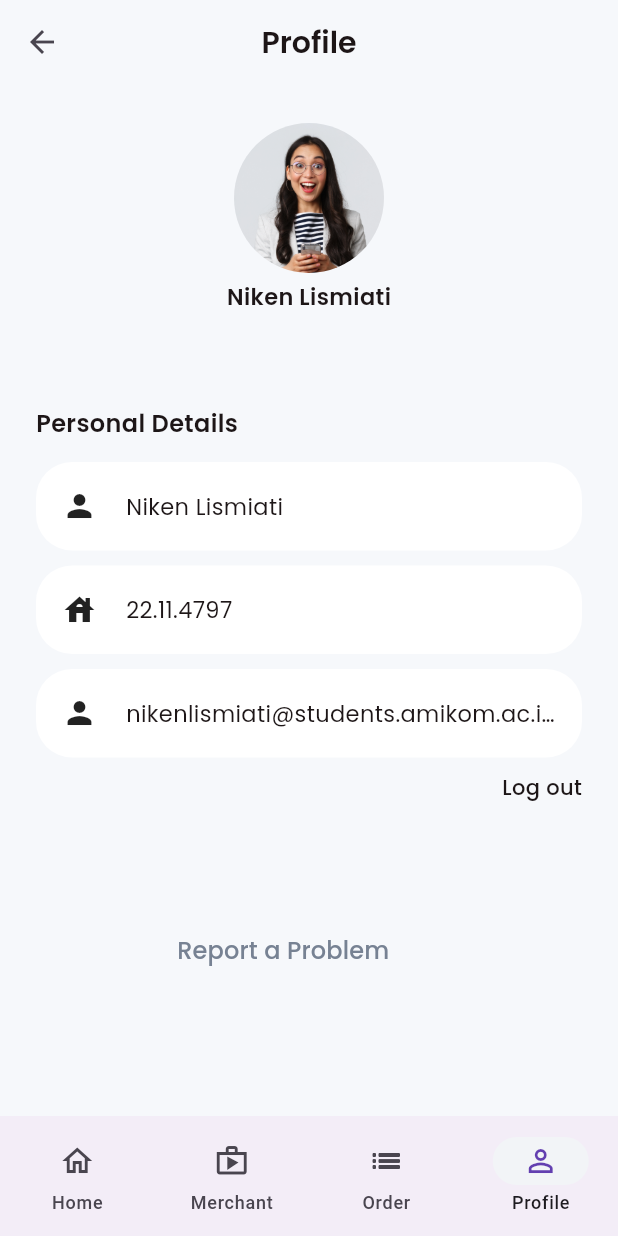
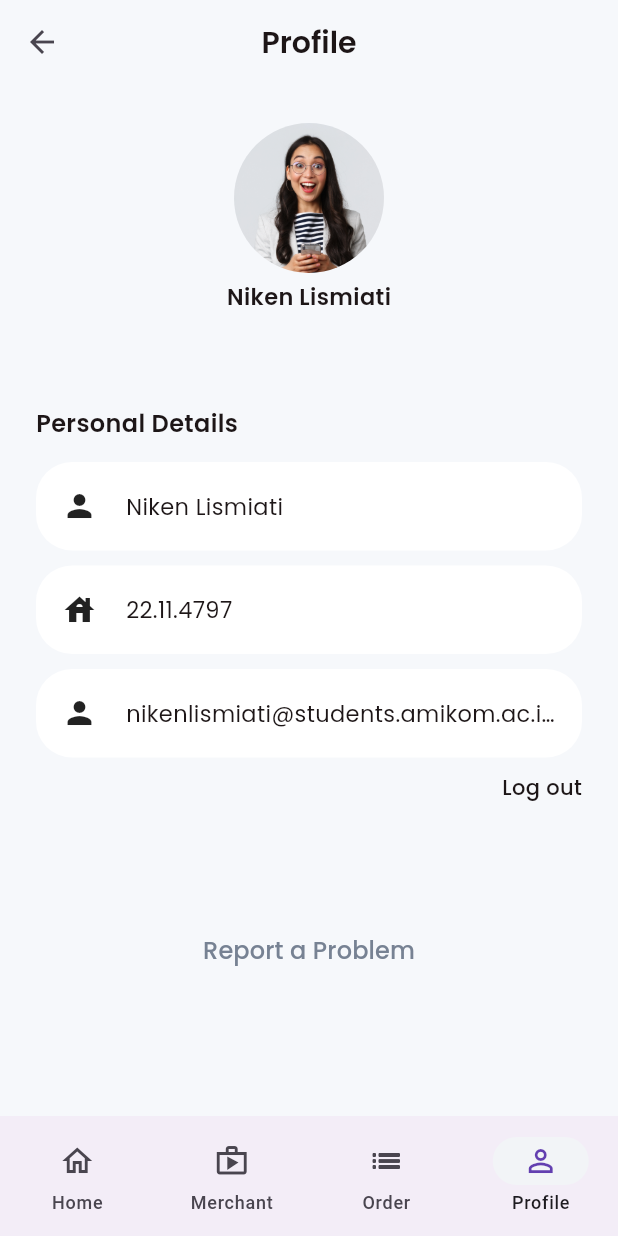
Before and after one commit to nikenlis/YumYum-MobileApps, a Flutter app: the CustomerBottomNavBar screen opened by its route, item 4 of the bottom bar chosen, on a phone screen of 412 x 824 dp. Run offline on Flutter 3.47's test engine with Material 3 defaults, Android fonts, the phone set to English and light mode, and no system bars; our stand-ins replace another_flushbar, carousel_slider, flutter_slidable, get, google_fonts; missing offline and left inert: dart:ffi, expansion_tile_group.

Commit message:
set Report a Problem center

```diff
--- a/lib/app.dart
+++ b/lib/app.dart
@@ -10,6 +10,7 @@ import 'package:yumyum_amicta/ui/pages/customer/customer_merchant_detail_page.da
 import 'package:yumyum_amicta/ui/pages/customer/customer_merchant_overview_page.dart';
 import 'package:yumyum_amicta/ui/pages/customer/customer_order_page.dart';
 import 'package:yumyum_amicta/ui/pages/customer/customer_order_success_page.dart';
+import 'package:yumyum_amicta/ui/pages/customer/customer_profile_page.dart';
 import 'package:yumyum_amicta/ui/pages/customer/customer_sign_in_page.dart';
 import 'package:yumyum_amicta/ui/pages/merchant/merchant_bottom_navigation_bar.dart';
 import 'package:yumyum_amicta/ui/pages/merchant/merchant_sign_in_page.dart';
@@ -43,28 +44,16 @@ class App extends StatelessWidget {
           ),
         ),
       ),
-      // darkTheme: ThemeData(
-      //   scaffoldBackgroundColor: darkBackgroundColor,
-      //   appBarTheme: AppBarTheme(
-      //     backgroundColor: darkBackgroundColor,
-      //     elevation: 0,
-      //     centerTitle: true,
-      //     iconTheme: const IconThemeData(),
-      //     titleTextStyle: whiteTextStyle.copyWith(
-      //       fontSize: 20,
-      //       fontWeight: semiBold,
-      //     ),
-      //   ),
-      // ),
       themeMode: ThemeMode.system,
       initialRoute: '/',
       getPages: [
+        GetPage(name: '/customer-profile', page: () => CustomerProfilePage()),
         GetPage(name: '/', page: () => const SplashPage()),
         GetPage(name: '/onboarding', page: () => const OnboardingPage()),
         GetPage(name: '/customer-sign-in', page: () => CustomerSignInPage()),
         GetPage(
             name: '/customer-bottom-navbar',
-            page: () => CustomerBottomNavBar()),
+            page: () => const CustomerBottomNavBar()),
         GetPage(name: '/customer-home', page: () => const CustomerHomePage()),
         GetPage(
             name: '/customer-merchant-overview',
--- a/lib/ui/pages/customer/customer_bottom_navigation_bar.dart
+++ b/lib/ui/pages/customer/customer_bottom_navigation_bar.dart
@@ -22,7 +22,7 @@ class _CustomerBottomNavBarState extends State<CustomerBottomNavBar> {
     const CustomerHomePage(),
     const CustomerMerchantOverviewPage(),
     const CustomerOrderPage(),
-    const CustomerProfilePage()
+    CustomerProfilePage()
   ];
 
   @override
--- a/lib/ui/pages/customer/customer_profile_page.dart
+++ b/lib/ui/pages/customer/customer_profile_page.dart
@@ -60,17 +60,17 @@ class CustomerProfilePage extends StatelessWidget {
           const SizedBox(
             height: 14,
           ),
-          ProfilePersonalDetailItem(
+   const       ProfilePersonalDetailItem(
               title: 'Niken Lismiati', icon: Icons.person),
-          ProfilePersonalDetailItem(title: '22.11.4797', icon: Icons.house),
-          ProfilePersonalDetailItem(
+      const   ProfilePersonalDetailItem(title: '22.11.4797', icon: Icons.house),
+        const ProfilePersonalDetailItem(
               title: 'nikenlismiati@students.amikom.ac.id', icon: Icons.person),
           Align(
             alignment: Alignment.centerRight,
             child: GestureDetector(
               onTap: () {
                 Navigator.pushNamedAndRemoveUntil(
-                                    context, '/customer-sign-in', (route) => false);
+                    context, '/customer-sign-in', (route) => false);
               },
               child: Text(
                 'Log out',
@@ -81,9 +81,11 @@ class CustomerProfilePage extends StatelessWidget {
           const SizedBox(
             height: 87,
           ),
-          CustomTextButton(
-            title: 'Report a Problem',
-            onPressed: () {},
+          Center(
+            child: CustomTextButton(
+              title: 'Report a Problem',
+              onPressed: () {},
+            ),
           ),
           const SizedBox(
             height: 50,
```
